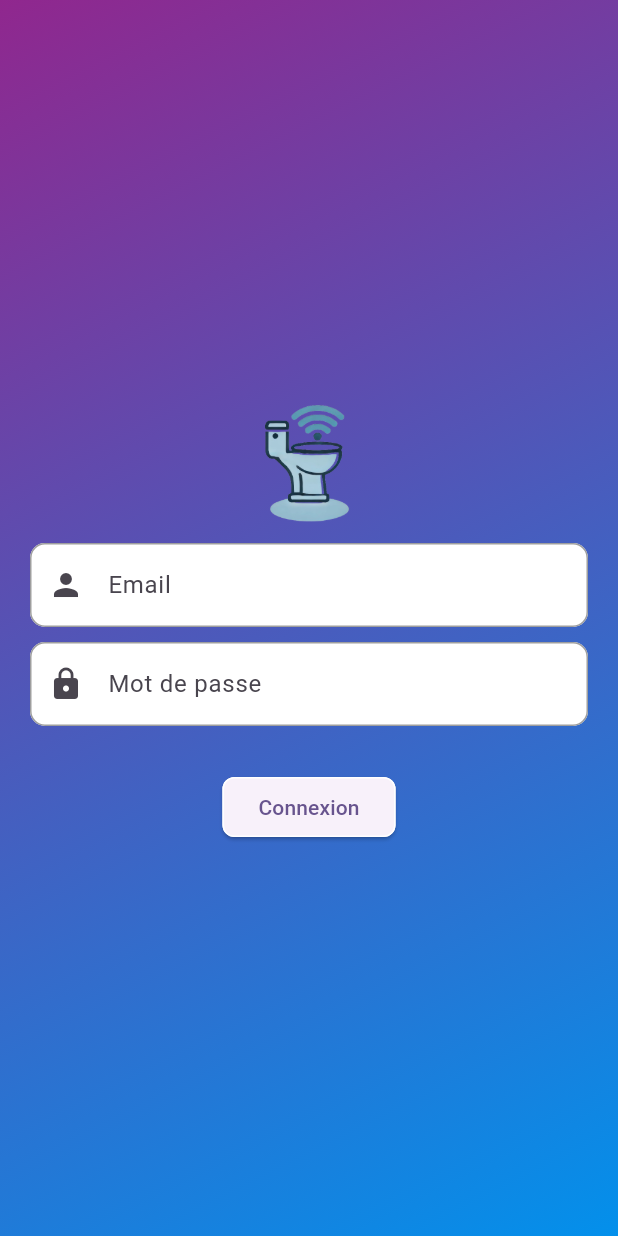
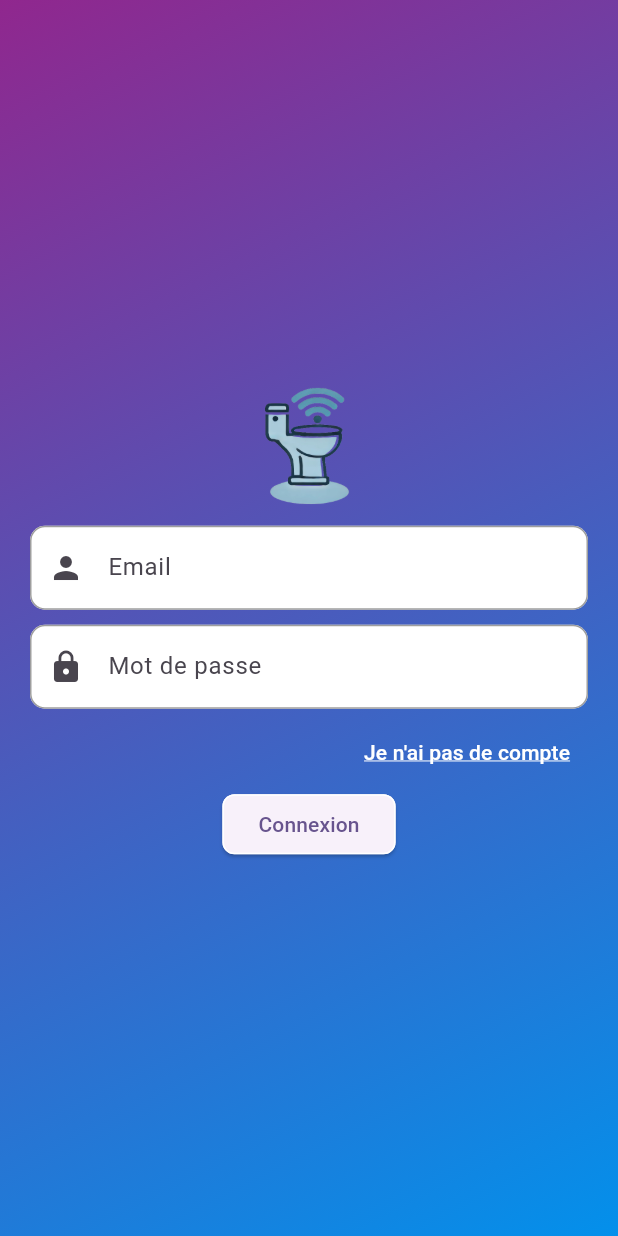
Before and after one commit to YOUPIDOK/cs-rust-flutter, a Flutter app: the screen it shows after launch, on a phone screen of 412 x 824 dp. Run offline on Flutter 3.47's test engine with Material 3 defaults, Android fonts, the phone set to English and light mode, and no system bars.

Commit message:
not have account yet

```diff
--- a/app/lib/views/connexion/connexion_view.dart
+++ b/app/lib/views/connexion/connexion_view.dart
@@ -74,7 +74,20 @@ class _ConnexionViewState extends State<ConnexionView> {
                               ),
                             ),
                             const SizedBox(
-                              height: 30,
+                              height: 5,
+                            ),
+                            Container(
+                              alignment: Alignment.centerRight,
+                              child: TextButton(
+                                onPressed: () {},
+                                child: const Text(
+                                  'Je n\'ai pas de compte',
+                                  style: TextStyle(
+                                      color: Colors.white,
+                                      decoration: TextDecoration.underline,
+                                      decorationColor: Colors.white),
+                                ),
+                              ),
                             ),
                             Row(
                               mainAxisAlignment: MainAxisAlignment.center,
```
Also changed, not shown: app/lib/views/inscription/inscription_view.dart (+10 -0 lines).
